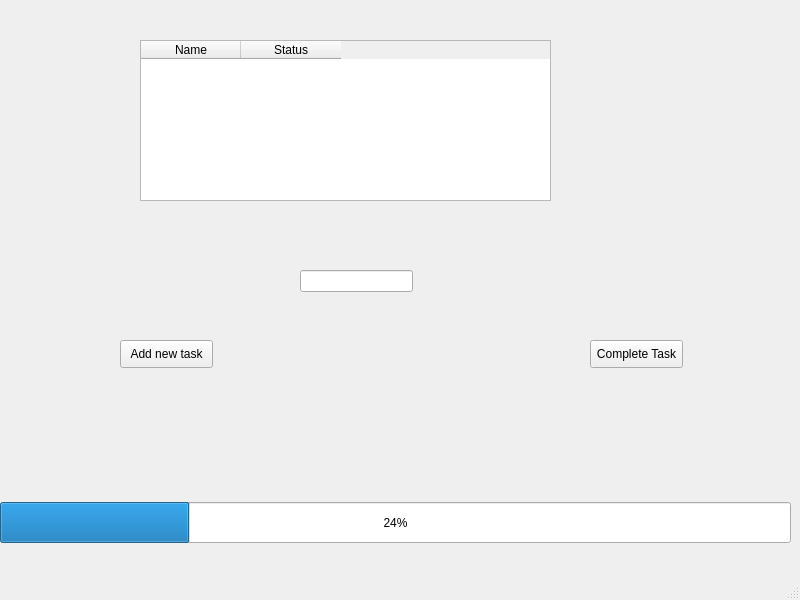
Before: the Qt Designer form Allen_Main.ui in lhf552004/qt-python-demo, drawn with Qt 5.
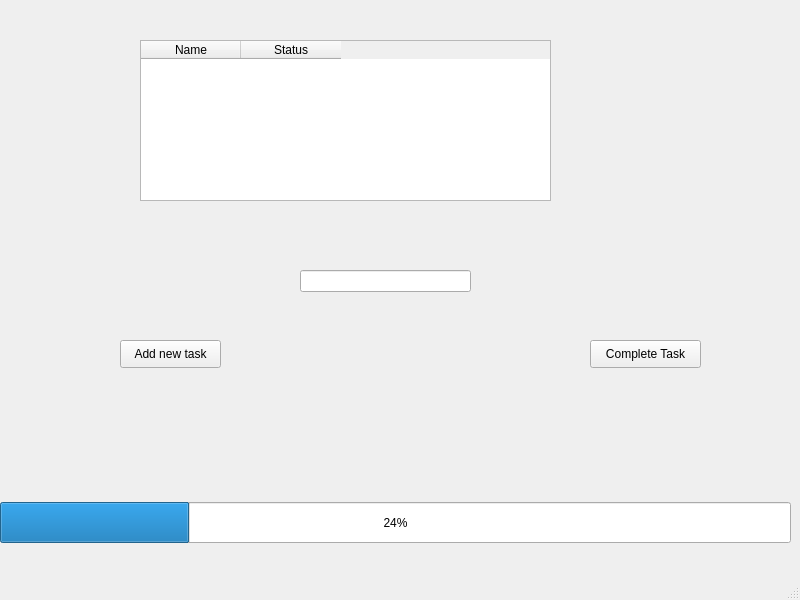
After: the same form once the commit is applied.

Commit message: Add press event handler

Patch:
```diff
--- a/Allen_Main.ui
+++ b/Allen_Main.ui
@@ -19,7 +19,7 @@
      <rect>
       <x>590</x>
       <y>340</y>
-      <width>93</width>
+      <width>111</width>
       <height>28</height>
      </rect>
     </property>
@@ -45,7 +45,7 @@
      <rect>
       <x>120</x>
       <y>340</y>
-      <width>93</width>
+      <width>101</width>
       <height>28</height>
      </rect>
     </property>
@@ -58,7 +58,7 @@
      <rect>
       <x>300</x>
       <y>270</y>
-      <width>113</width>
+      <width>171</width>
       <height>22</height>
      </rect>
     </property>
```
The commit also changes 1 other file.
